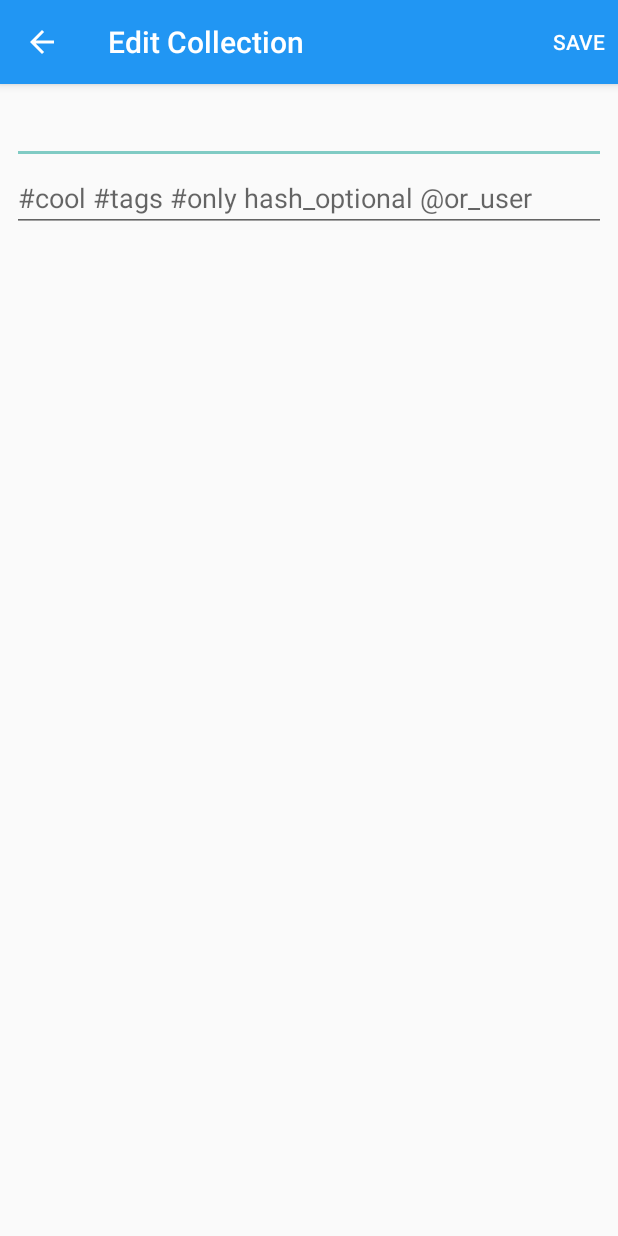
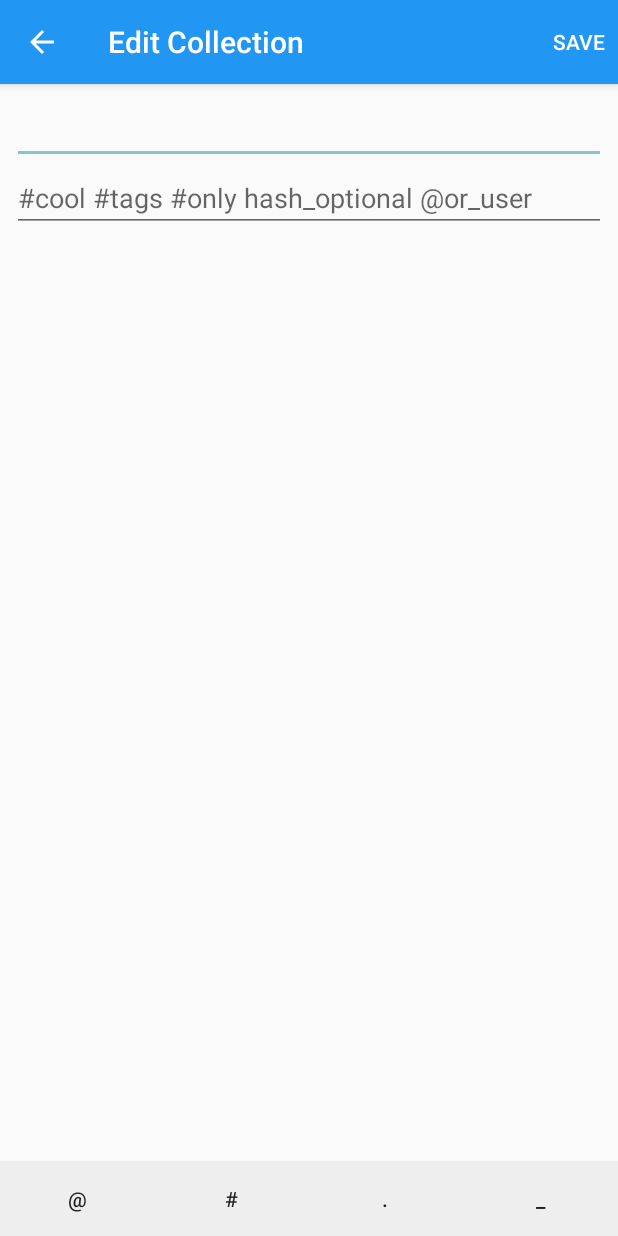
Before and after one commit to duiker101/TagsPro, an Android app: the EditCollectionActivity screen opened directly, with no data from a screen before it, on a phone screen of 412 x 824 dp. Run offline under Robolectric (Android 15) with nearby library versions, the phone set to English and light mode, and no system bars; plain views replace MaterialEditText.

```diff
--- a/app/src/main/java/net/duiker101/tagspro/tagspro/EditCollectionActivity.kt
+++ b/app/src/main/java/net/duiker101/tagspro/tagspro/EditCollectionActivity.kt
@@ -36,9 +36,25 @@ class EditCollectionActivity : AppCompatActivity() {
             }
         })
 
-        if (intent.hasExtra("id")) {
+        if (intent.hasExtra("tags")) {
+
             tags_text.setText(intent.getStringExtra("tags"))
+        }
+        if (intent.hasExtra("title")) {
             title_text.setText(intent.getStringExtra("title"))
+        }
+
+        symbol_underscore.setOnClickListener {
+            tags_text.text.insert(tags_text.selectionStart, "_")
+        }
+        symbol_dot.setOnClickListener {
+            tags_text.text.insert(tags_text.selectionStart, ".")
+        }
+        symbol_at.setOnClickListener {
+            tags_text.text.insert(tags_text.selectionStart, "@")
+        }
+        symbol_hash.setOnClickListener {
+            tags_text.text.insert(tags_text.selectionStart, "#")
         }
     }
 
--- /dev/null
+++ b/app/src/main/res/drawable/ic_save_white_24dp.xml
@@ -0,0 +1,5 @@
+<vector android:height="24dp" android:tint="#FFFFFF"
+    android:viewportHeight="24.0" android:viewportWidth="24.0"
+    android:width="24dp" xmlns:android="http://schemas.android.com/apk/res/android">
+    <path android:fillColor="#FF000000" android:pathData="M17,3L5,3c-1.11,0 -2,0.9 -2,2v14c0,1.1 0.89,2 2,2h14c1.1,0 2,-0.9 2,-2L21,7l-4,-4zM12,19c-1.66,0 -3,-1.34 -3,-3s1.34,-3 3,-3 3,1.34 3,3 -1.34,3 -3,3zM15,9L5,9L5,5h10v4z"/>
+</vector>
--- a/app/src/main/res/layout/activity_edit_collection.xml
+++ b/app/src/main/res/layout/activity_edit_collection.xml
@@ -20,10 +20,16 @@
 
     </android.support.design.widget.AppBarLayout>
 
+    <LinearLayout
+        android:layout_width="match_parent"
+        android:layout_height="match_parent"
+        android:orientation="vertical"
+        app:layout_behavior="@string/appbar_scrolling_view_behavior">
+
         <ScrollView
             android:layout_width="match_parent"
-        android:layout_height="match_parent"
-        app:layout_behavior="@string/appbar_scrolling_view_behavior">
+            android:layout_height="0dp"
+            android:layout_weight="1">
 
             <android.support.constraint.ConstraintLayout
                 android:layout_width="match_parent"
@@ -35,17 +41,18 @@
                     android:id="@+id/title_text"
                     android:layout_width="match_parent"
                     android:layout_height="wrap_content"
+                    android:inputType="textCapSentences"
                     app:met_floatingLabel="highlight"
                     app:met_floatingLabelAlwaysShown="true"
                     app:met_floatingLabelText="Collection Title" />
 
                 <com.rengwuxian.materialedittext.MaterialEditText
+                    android:id="@+id/tags_text"
                     android:layout_width="match_parent"
                     android:layout_height="wrap_content"
-                android:id="@+id/tags_text"
                     android:hint="@string/default_tags"
+                    android:inputType="textVisiblePassword|textMultiLine"
                     app:layout_constraintTop_toBottomOf="@id/title_text"
-                android:inputType="textVisiblePassword|textMultiLine"
 
                     app:met_floatingLabel="highlight"
                     app:met_floatingLabelAlwaysShown="true"
@@ -55,4 +62,47 @@
 
             </android.support.constraint.ConstraintLayout>
         </ScrollView>
+
+        <LinearLayout
+            android:layout_width="match_parent"
+            android:layout_height="50dp"
+            android:background="#eee">
+
+            <Button
+                android:id="@+id/symbol_at"
+                style="@style/Widget.AppCompat.Button.Borderless"
+                android:layout_width="0dp"
+                android:layout_height="match_parent"
+                android:layout_weight="1"
+                android:gravity="center"
+                android:text="\@" />
+
+            <Button
+                android:id="@+id/symbol_hash"
+                style="@style/Widget.AppCompat.Button.Borderless"
+                android:layout_width="0dp"
+                android:layout_height="match_parent"
+                android:layout_weight="1"
+                android:gravity="center"
+                android:text="#" />
+
+            <Button
+                android:id="@+id/symbol_dot"
+                style="@style/Widget.AppCompat.Button.Borderless"
+                android:layout_width="0dp"
+                android:layout_height="match_parent"
+                android:layout_weight="1"
+                android:gravity="center"
+                android:text="." />
+
+            <Button
+                android:id="@+id/symbol_underscore"
+                style="@style/Widget.AppCompat.Button.Borderless"
+                android:layout_width="0dp"
+                android:layout_height="match_parent"
+                android:layout_weight="1"
+                android:gravity="center"
+                android:text="_" />
+        </LinearLayout>
+    </LinearLayout>
 </android.support.design.widget.CoordinatorLayout>
--- a/app/src/main/res/menu/menu_collection.xml
+++ b/app/src/main/res/menu/menu_collection.xml
@@ -4,7 +4,12 @@
     <item
         android:id="@+id/action_delete"
         android:title="@string/delete" />
+
     <item
         android:id="@+id/action_edit"
         android:title="@string/edit" />
+    <!--TODO delete unselected-->
+    <!--<item-->
+    <!--android:id="@+id/action_delete_unselected"-->
+    <!--android:title="@string/delete_unselected" />-->
 </menu>
--- a/app/src/main/res/values/strings.xml
+++ b/app/src/main/res/values/strings.xml
@@ -17,4 +17,5 @@
     <string name="no_tags_selected">No tags selected</string>
     <string name="delete">Delete</string>
     <string name="edit">Edit</string>
+    <string name="delete_unselected">Delete Unselected</string>
 </resources>
```
Also changed, not shown: app/src/main/java/net/duiker101/tagspro/tagspro/MainActivity.kt (+16 -0 lines), app/src/main/java/net/duiker101/tagspro/tagspro/TagCollectionsFragment.kt (+12 -0 lines), app/src/main/res/layout/content_active_tags_bar.xml (+16 -2 lines). Lines whose indentation alone changed are shown as unchanged.
